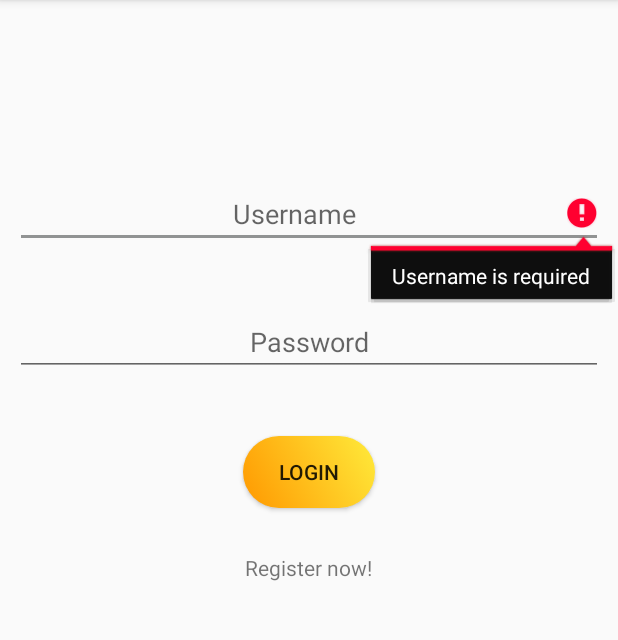
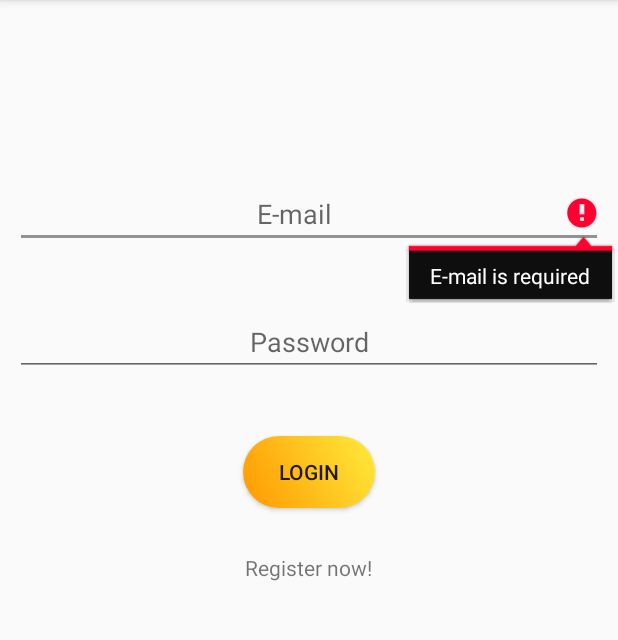
Before and after one commit to hassan-harera/Insta, an Android app: the screen it shows after launch (MainActivity), after a tap on "LOGIN", on a phone screen of 412 x 824 dp, the part 84-724 px from its top. Run offline under Robolectric (Android 15) with nearby library versions, the phone set to English and light mode, and no system bars; our stand-ins replace Firebase (no records; nobody signed in at launch, a user with empty details on screens opened directly).

```diff
--- a/app/src/main/java/com/example/insta/MainActivity.java
+++ b/app/src/main/java/com/example/insta/MainActivity.java
@@ -24,12 +24,12 @@ import com.google.firebase.storage.StorageReference;
 
 public class MainActivity extends AppCompatActivity {
 
-    EditText password, username;
+    EditText password, email;
     TextView register;
     Button login;
 
     FirebaseDatabase database;
-    DatabaseReference dbRef;
+    DatabaseReference databaseReference;
     FirebaseAuth auth;
     FirebaseUser user;
     FirebaseStorage storage;
@@ -40,24 +40,20 @@ public class MainActivity extends AppCompatActivity {
         super.onCreate(savedInstanceState);
         setContentView(R.layout.activity_main);
 
-        username = findViewById(R.id.username);
+        email = findViewById(R.id.login_email);
         password = findViewById(R.id.password);
         login = findViewById(R.id.login);
         register = findViewById(R.id.register_text);
 
         database = FirebaseDatabase.getInstance();
         storage = FirebaseStorage.getInstance();
-        dbRef = database.getReference();
         reference = storage.getReference();
-
-
+        databaseReference = database.getReference();
         auth = FirebaseAuth.getInstance();
         user = auth.getCurrentUser();
 
         if (user != null) {
             goFeed();
-        }else {
-            createUserSchema();
         }
     }
 
@@ -67,18 +63,15 @@ public class MainActivity extends AppCompatActivity {
         finish();
     }
 
-    private void createUserSchema() {
-        dbRef.child("User");
-    }
 
     public void loginClicked(View view) {
         String password = this.password.getText().toString(),
-                username = this.username.getText().toString();
+                username = this.email.getText().toString();
 
         if (username.equals("")) {
-            this.username.setError("Username is required");
+            this.email.setError("E-mail is required");
         } else if (password.equals("")) {
-            this.username.setError("Password is required");
+            this.email.setError("Password is required");
         } else {
             auth.signInWithEmailAndPassword(username, password).addOnCompleteListener(new OnCompleteListener<AuthResult>() {
                 @Override
--- a/app/src/main/res/layout/activity_main.xml
+++ b/app/src/main/res/layout/activity_main.xml
@@ -8,7 +8,7 @@
     tools:context=".MainActivity">
 
     <EditText
-        android:id="@+id/username"
+        android:id="@+id/login_email"
         android:layout_width="match_parent"
         android:layout_height="wrap_content"
         android:layout_marginLeft="10dp"
@@ -16,7 +16,7 @@
         android:layout_marginRight="10dp"
         android:layout_marginBottom="10dp"
         android:focusedByDefault="true"
-        android:hint="Username"
+        android:hint="E-mail"
         android:inputType="textEmailAddress"
         android:selectAllOnFocus="true"
         android:textAlignment="center" />
--- a/app/src/main/res/layout/activity_register.xml
+++ b/app/src/main/res/layout/activity_register.xml
@@ -17,13 +17,12 @@
         android:layout_marginTop="100dp"
         android:layout_marginRight="10dp"
         android:layout_marginBottom="10dp"
-        android:focusedByDefault="true"
         android:gravity="center"
         android:hint="name"
         android:selectAllOnFocus="true" />
 
     <EditText
-        android:id="@+id/username_register"
+        android:id="@+id/email"
         android:layout_width="match_parent"
         android:layout_height="wrap_content"
         android:layout_marginLeft="10dp"
@@ -31,7 +30,7 @@
         android:layout_marginRight="10dp"
         android:layout_marginBottom="10dp"
         android:gravity="center"
-        android:hint="username"
+        android:hint="E-mail"
         android:inputType="textEmailAddress"
         android:selectAllOnFocus="true" />
 
```
Also changed, not shown: app/src/main/java/com/example/insta/Profile.java (+79 -0 lines), app/src/main/java/com/example/insta/Register.java (+21 -10 lines), app/src/main/res/layout/activity_profile.xml (+5 -4 lines), app/src/main/res/drawable/edit.png (added).
